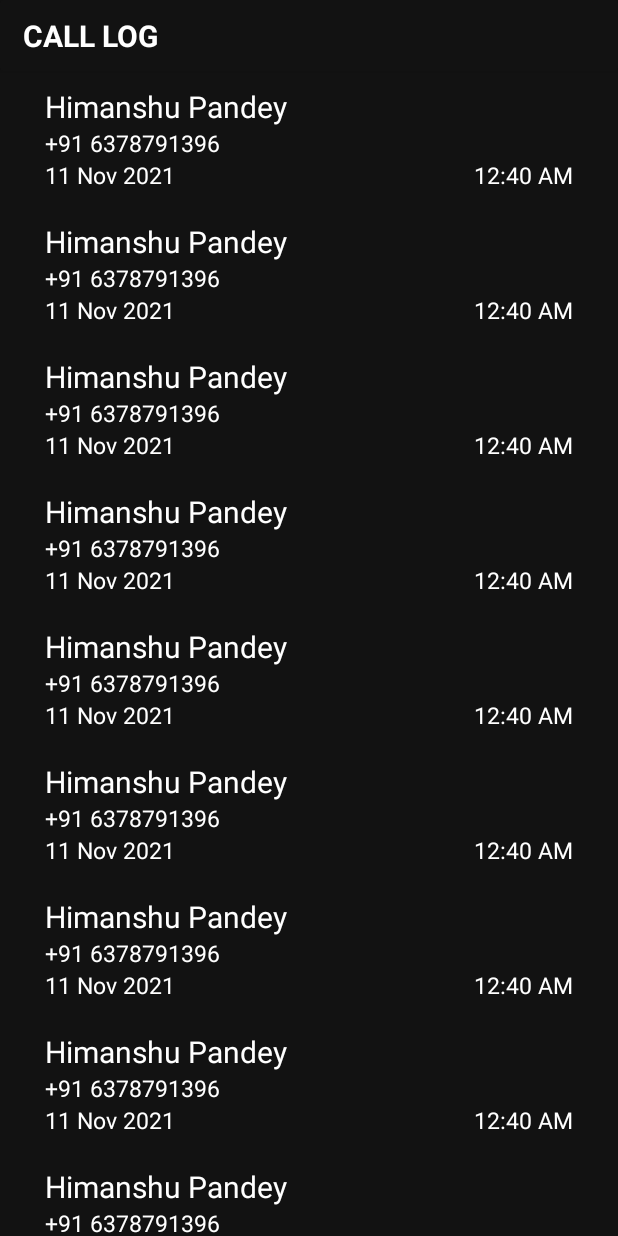
After one commit to narpatpatel03191/Fake-Calling-Application, an Android app: the CallLogActivity screen opened directly, with no data from a screen before it, on a phone screen of 412 x 824 dp. The commit adds this screen. Run offline under Robolectric (Android 15) with nearby library versions, the phone set to English and light mode, and no system bars.

```diff
--- /dev/null
+++ b/app/src/main/java/com/example/fakecallingapp/CallLog.java
@@ -0,0 +1,33 @@
+package com.example.fakecallingapp;
+
+import android.text.format.Time;
+
+public class CallLog {
+    private String name;
+    private String contact;
+    private String time;
+    private String date;
+
+    public CallLog(String name, String contact, String time, String date) {
+        this.name = name;
+        this.contact = contact;
+        this.time = time;
+        this.date = date;
+    }
+
+    public String getName() {
+        return name;
+    }
+
+    public String getContact() {
+        return contact;
+    }
+
+    public String getTime() {
+        return time;
+    }
+
+    public String getDate() {
+        return date;
+    }
+}
--- /dev/null
+++ b/app/src/main/java/com/example/fakecallingapp/CallLogActivity.java
@@ -0,0 +1,31 @@
+package com.example.fakecallingapp;
+
+import androidx.appcompat.app.AppCompatActivity;
+import androidx.recyclerview.widget.LinearLayoutManager;
+import androidx.recyclerview.widget.RecyclerView;
+
+import android.os.Bundle;
+
+import java.util.ArrayList;
+import java.util.List;
+
+public class CallLogActivity extends AppCompatActivity {
+
+
+    @Override
+    protected void onCreate(Bundle savedInstanceState) {
+        super.onCreate(savedInstanceState);
+        setContentView(R.layout.activity_call_log);
+
+        RecyclerView callLogRecyclerView = findViewById(R.id.log_contact_list);
+        List<CallLog> callLogList=new ArrayList<>();
+
+        for (int i=0;i<10;i++){
+            callLogList.add(new CallLog("Himanshu Pandey","+91 6378791396","12:40 AM","11 Nov 2021"));
+        }
+        CallLogAdapter adapter=new CallLogAdapter(callLogList);
+        LinearLayoutManager layoutManager=new LinearLayoutManager(getApplicationContext());
+        callLogRecyclerView.setLayoutManager(layoutManager);
+        callLogRecyclerView.setAdapter(adapter);
+    }
+}
--- /dev/null
+++ b/app/src/main/java/com/example/fakecallingapp/CallLogAdapter.java
@@ -0,0 +1,67 @@
+package com.example.fakecallingapp;
+
+import android.view.LayoutInflater;
+import android.view.View;
+import android.view.ViewGroup;
+import android.widget.TextView;
+
+import androidx.annotation.NonNull;
+import androidx.recyclerview.widget.RecyclerView;
+
+import java.util.List;
+
+public class CallLogAdapter extends RecyclerView.Adapter {
+    List<CallLog> callLogs;
+
+    public CallLogAdapter(List<CallLog> callLogs) {
+        this.callLogs = callLogs;
+    }
+
+    @NonNull
+    @Override
+    public RecyclerView.ViewHolder onCreateViewHolder(@NonNull ViewGroup parent, int viewType) {
+        View view= LayoutInflater.from(parent.getContext()).inflate(R.layout.call_log_design,parent,false);
+        return new CallViewHolder(view);
+    }
+
+    @Override
+    public void onBindViewHolder(@NonNull RecyclerView.ViewHolder holder, int position) {
+        String name=callLogs.get(position).getName();
+        String number=callLogs.get(position).getContact();
+        String date=callLogs.get(position).getDate();
+        String time=callLogs.get(position).getTime();
+
+        ((CallViewHolder)holder).setDetails(name,number,date,time);
+
+
+    }
+
+    @Override
+    public int getItemCount() {
+        return callLogs.size();
+    }
+
+
+    private class CallViewHolder extends RecyclerView.ViewHolder {
+
+        private TextView Name;
+        private TextView Number;
+        private TextView Date;
+        private TextView Time;
+        public CallViewHolder(View view) {
+            super(view);
+
+            Name=(TextView) view.findViewById(R.id.call_log_name);
+            Number=(TextView) view.findViewById(R.id.call_log_number);
+            Date=(TextView) view.findViewById(R.id.call_log_date);
+            Time=(TextView) view.findViewById(R.id.call_log_time);
+        }
+
+        public void setDetails(String name,String number,String date,String time){
+            Name.setText(name);
+            Number.setText(number);
+            Date.setText(date);
+            Time.setText(time);
+        }
+    }
+}
--- /dev/null
+++ b/app/src/main/res/layout/activity_call_log.xml
@@ -0,0 +1,39 @@
+<?xml version="1.0" encoding="utf-8"?>
+<RelativeLayout
+    xmlns:android="http://schemas.android.com/apk/res/android"
+    xmlns:app="http://schemas.android.com/apk/res-auto"
+    xmlns:tools="http://schemas.android.com/tools"
+    android:layout_width="match_parent"
+    android:layout_height="match_parent"
+    android:background="@color/background"
+    tools:context=".CallLogActivity">
+
+    <androidx.cardview.widget.CardView
+        android:id="@+id/log_header"
+        android:layout_width="match_parent"
+        android:layout_height="wrap_content"
+        app:cardBackgroundColor="@color/background"
+        android:elevation="60dp">
+        <TextView
+            android:layout_width="wrap_content"
+            android:layout_height="wrap_content"
+            android:text="call log"
+            android:textAllCaps="true"
+            android:textColor="@color/white"
+            android:textStyle="bold"
+            android:layout_marginTop="10dp"
+            android:layout_marginLeft="15dp"
+            android:layout_marginBottom="10dp"
+            android:textSize="20sp"/>
+
+
+    </androidx.cardview.widget.CardView>
+
+
+    <androidx.recyclerview.widget.RecyclerView
+        android:id="@+id/log_contact_list"
+        android:layout_width="match_parent"
+        android:layout_height="match_parent"
+        android:layout_below="@id/log_header" />
+
+</RelativeLayout>
--- /dev/null
+++ b/app/src/main/res/layout/call_log_design.xml
@@ -0,0 +1,47 @@
+<?xml version="1.0" encoding="utf-8"?>
+<RelativeLayout
+    xmlns:android="http://schemas.android.com/apk/res/android"
+    xmlns:tools="http://schemas.android.com/tools"
+    android:layout_width="match_parent"
+    android:background="@color/background"
+    android:layout_height="wrap_content"
+    android:padding="10dp">
+
+    <TextView
+        android:id="@+id/call_log_name"
+        android:layout_width="wrap_content"
+        android:layout_height="wrap_content"
+        android:layout_marginLeft="20dp"
+        android:textColor="@color/white"
+        android:textSize="20sp"
+        tools:text="Himanshu Pandey" />
+    <TextView
+        android:id="@+id/call_log_number"
+        android:layout_width="wrap_content"
+        android:layout_height="wrap_content"
+        android:layout_below="@id/call_log_name"
+        tools:text="+91 6378791396"
+        android:layout_marginLeft="20dp"
+        android:textColor="@color/white"
+        android:textSize="15sp"/>
+    <TextView
+        android:id="@+id/call_log_date"
+        android:layout_width="wrap_content"
+        android:layout_height="wrap_content"
+        android:layout_below="@id/call_log_number"
+        tools:text="11 Nov 2021"
+        android:layout_marginLeft="20dp"
+        android:textColor="@color/white"
+        android:textSize="15sp"/>
+    <TextView
+        android:id="@+id/call_log_time"
+        android:layout_alignParentRight="true"
+        android:layout_width="wrap_content"
+        android:layout_height="wrap_content"
+        android:layout_below="@id/call_log_number"
+        tools:text="12:30 AM"
+        android:layout_marginRight="20dp"
+        android:textColor="@color/white"
+        android:textSize="15sp"/>
+
+</RelativeLayout>
--- a/app/src/main/res/values/colors.xml
+++ b/app/src/main/res/values/colors.xml
@@ -7,4 +7,5 @@
     <color name="teal_700">#FF018786</color>
     <color name="black">#FF000000</color>
     <color name="white">#FFFFFFFF</color>
+    <color name="background">#121212</color>
 </resources>
--- a/app/src/main/res/values/themes.xml
+++ b/app/src/main/res/values/themes.xml
@@ -1,6 +1,6 @@
 <resources xmlns:tools="http://schemas.android.com/tools">
     <!-- Base application theme. -->
-    <style name="Theme.FakeCallingApp" parent="Theme.MaterialComponents.DayNight.DarkActionBar">
+    <style name="Theme.FakeCallingApp" parent="Theme.MaterialComponents.DayNight.NoActionBar">
         <!-- Primary brand color. -->
         <item name="colorPrimary">@color/purple_500</item>
         <item name="colorPrimaryVariant">@color/purple_700</item>
```
Also changed, not shown: app/src/main/AndroidManifest.xml (+10 -1 lines), app/src/main/java/com/example/fakecallingapp/CallActivity.java (+9 -0 lines), app/src/main/java/com/example/fakecallingapp/CallLogDatabase.java (added, +72 -0 lines), app/src/main/res/layout/activity_call.xml (+75 -0 lines), app/src/main/res/drawable/call_accept.png (added), app/src/main/res/drawable/call_reject.png (added).
